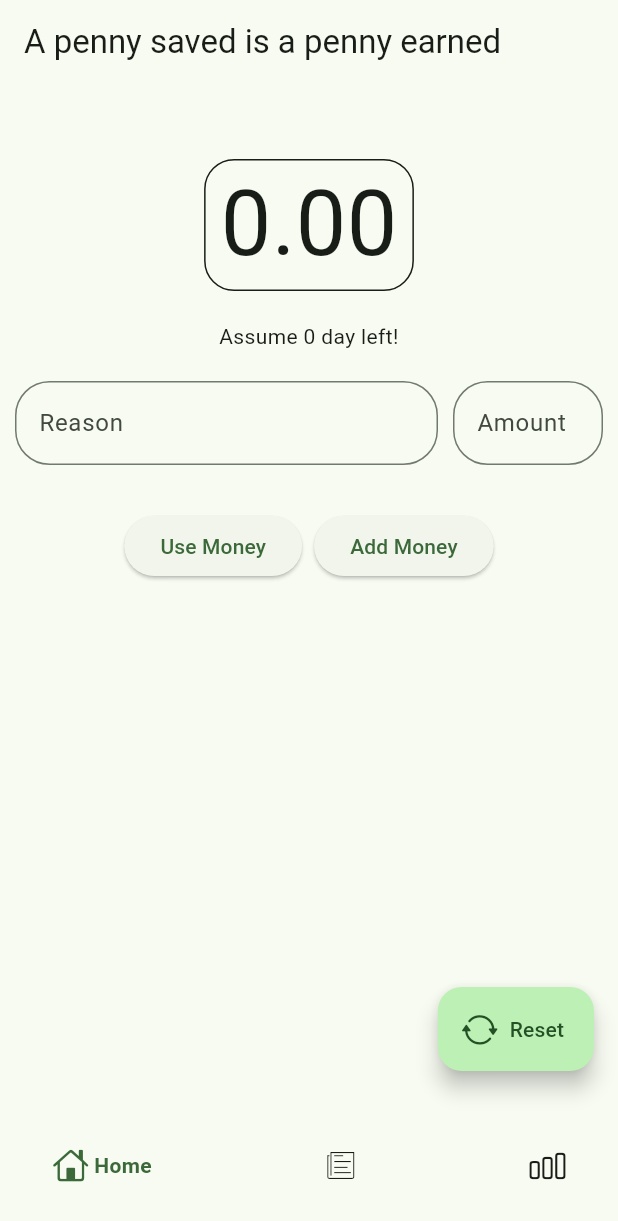
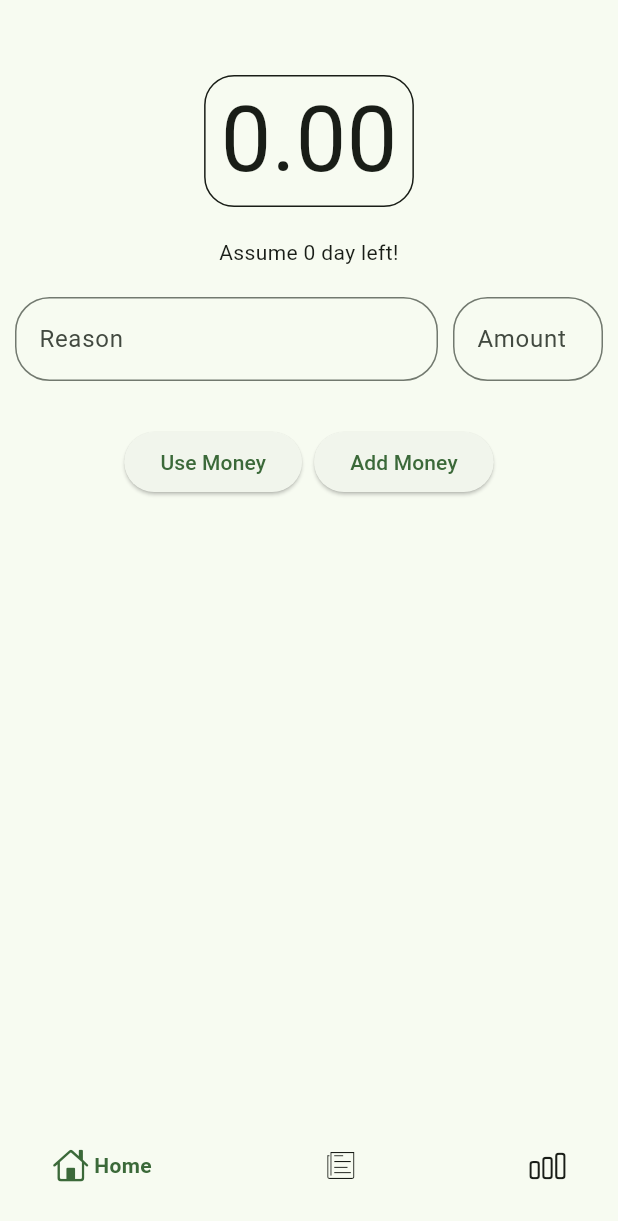
Before and after one commit to mozaddedalfeshani/smartwallet, a Flutter app: the HomePage screen opened directly, on a phone screen of 412 x 824 dp. Shown: the top 1221 px of the screen. Run offline on Flutter 3.47's test engine with Material 2 defaults, Android fonts, the phone set to English and light mode, and no system bars; drawn by our look-alikes of google_nav_bar; our stand-ins replace file_picker, google_fonts, hive_flutter, permission_handler, shared_preferences; accounts and stored records are empty.

Commit message:
remove homepage fab and history page title

```diff
--- a/lib/pages/homepage.dart
+++ b/lib/pages/homepage.dart
@@ -26,11 +26,13 @@ class _HomePageState extends State<HomePage> {
   @override
   Widget build(BuildContext context) {
     return Scaffold(
-      appBar: (currentTab == 2)
+      appBar: (currentTab == 0 || currentTab == 2)
           ? null
           : AppBar(
-              title: const Text(
-                "A penny saved is a penny earned",
+              title: const Center(
+                child: Text(
+                  "H I S T O R Y",
+                ),
               ),
             ),
       body: [
@@ -263,19 +265,25 @@ class _HomePageState extends State<HomePage> {
         ),
       ),
       floatingActionButton: [
-        FloatingActionButton.extended(
-          onPressed: () async {
-            final SharedPreferences pref =
-                await SharedPreferences.getInstance();
-            double lifeTimeUse = await WalletDb.instance.lifeTimeUse();
-            double lifeTimeEntry = await WalletDb.instance.lifeTimeEntity();
-            WalletDb.instance.resetDb();
-            pref.setDouble("life_time_use", lifeTimeUse);
-            pref.setDouble("life_time_entry", lifeTimeEntry);
-          },
-          icon: const Icon(CupertinoIcons.arrow_2_circlepath),
-          label: const Text("Reset"),
-        ),
+        // FloatingActionButton.extended(
+        //   onPressed: () async {
+        //     final SharedPreferences pref =
+        //         await SharedPreferences.getInstance();
+        //     double lifeTimeUse = await WalletDb.instance.lifeTimeUse();
+        //     double lifeTimeEntry = await WalletDb.instance.lifeTimeEntity();
+        //     WalletDb.instance.resetDb();
+        //     pref.setDouble("life_time_use", lifeTimeUse);
+        //     pref.setDouble("life_time_entry", lifeTimeEntry);
+        //   },
+        //   icon: const Icon(CupertinoIcons.arrow_2_circlepath),
+        //   label: const Text("Reset"),
+        // ),
+        Text(""),
+        // FloatingActionButton.extended(
+        //   onPressed: () {},
+        //   icon: const Icon(Icons.contact_support_outlined),
+        //   label: const Text("Contact"),
+        // ),
         FloatingActionButton.extended(
           onPressed: () => WalletDb.instance
               .exportHistoryToPdf(ScaffoldMessenger.of(context), context),
```
Also changed, not shown: pubspec.yaml (+2 -6 lines), 1 other file.
